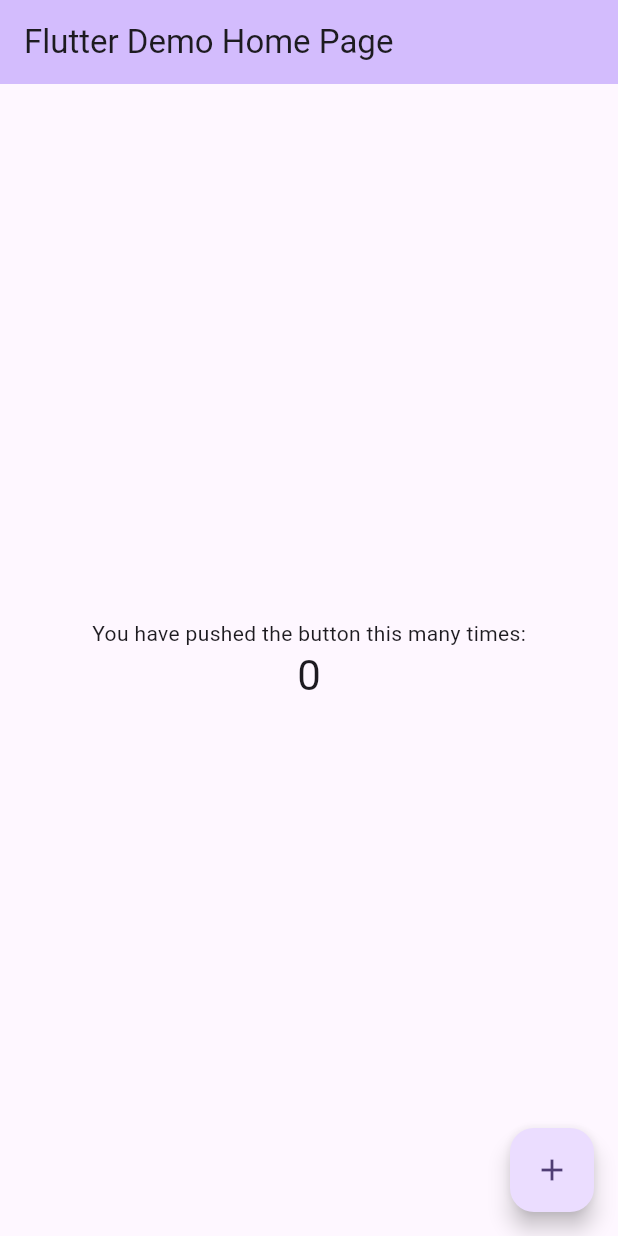
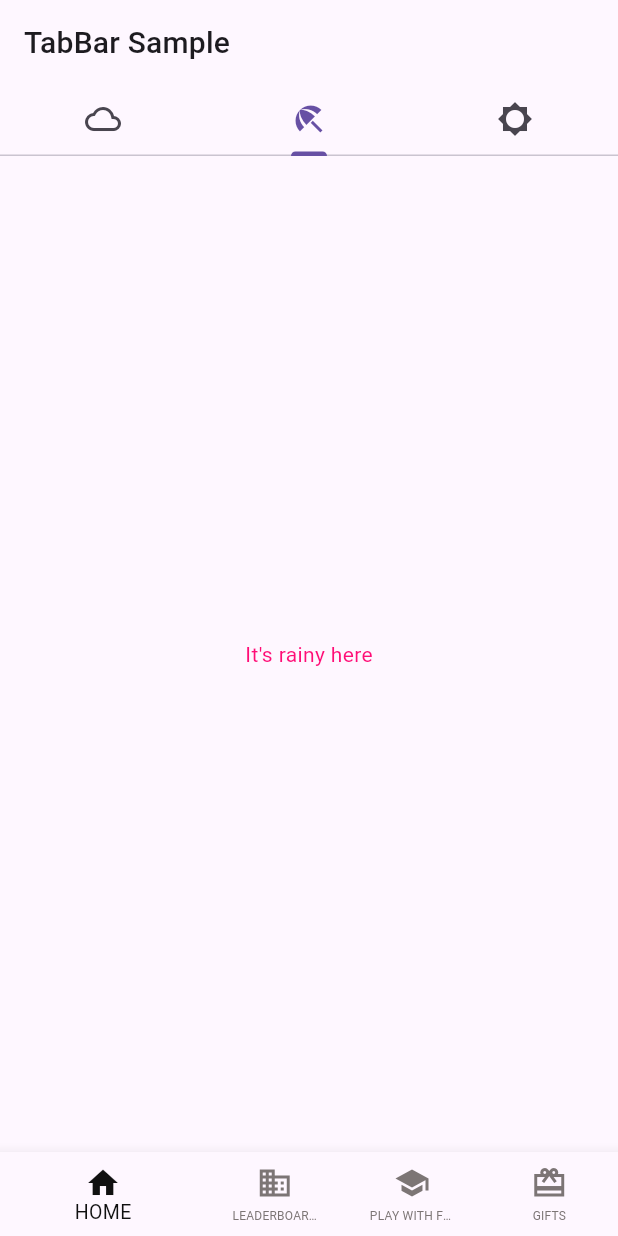
Before and after one commit to Infotech-Innovators/Freelance-UI, a Flutter app: the screen it shows after launch, on a phone screen of 412 x 824 dp. Run offline on Flutter 3.47's test engine with Material 3 defaults, Android fonts, the phone set to English and light mode, and no system bars; our stand-ins replace flutter_screenutil.

Commit message:
Updated Base Code Bottom Navigation and Tab bar

```diff
--- a/lib/main.dart
+++ b/lib/main.dart
@@ -1,4 +1,12 @@
+// ignore_for_file: library_private_types_in_public_api
+
 import 'package:flutter/material.dart';
+import 'package:flutter_screenutil/flutter_screenutil.dart';
+import 'package:freelance_ui/pages/gifts_page.dart';
+import 'package:freelance_ui/pages/home_page.dart';
+import 'package:freelance_ui/pages/leaderboards_page.dart';
+import 'package:freelance_ui/pages/play_with_friends_page.dart';
+import 'package:freelance_ui/utils.dart';
 
 void main() {
   runApp(const MyApp());
@@ -7,119 +15,84 @@
 class MyApp extends StatelessWidget {
   const MyApp({super.key});
 
-  // This widget is the root of your application.
   @override
   Widget build(BuildContext context) {
+    return ScreenUtilInit(
+      designSize: Size(MediaQuery.of(context).size.width,
+          MediaQuery.of(context).size.height),
+      minTextAdapt: true,
+      splitScreenMode: true,
+      builder: (_, child) {
         return MaterialApp(
-      title: 'Flutter Demo',
+          debugShowCheckedModeBanner: false,
           theme: ThemeData(
-        // This is the theme of your application.
-        //
-        // TRY THIS: Try running your application with "flutter run". You'll see
-        // the application has a purple toolbar. Then, without quitting the app,
-        // try changing the seedColor in the colorScheme below to Colors.green
-        // and then invoke "hot reload" (save your changes or press the "hot
-        // reload" button in a Flutter-supported IDE, or press "r" if you used
-        // the command line to start the app).
-        //
-        // Notice that the counter didn't reset back to zero; the application
-        // state is not lost during the reload. To reset the state, use hot
-        // restart instead.
-        //
-        // This works for code too, not just values: Most code changes can be
-        // tested with just a hot reload.
-        colorScheme: ColorScheme.fromSeed(seedColor: Colors.deepPurple),
-        useMaterial3: true,
+            primarySwatch: Colors.blue,
+            textTheme: Typography.englishLike2018.apply(fontSizeFactor: 1.sp),
           ),
-      home: const MyHomePage(title: 'Flutter Demo Home Page'),
+          home: child,
+        );
+      },
+      child: const MainPage(),
     );
   }
 }
 
-class MyHomePage extends StatefulWidget {
-  const MyHomePage({super.key, required this.title});
-
-  // This widget is the home page of your application. It is stateful, meaning
-  // that it has a State object (defined below) that contains fields that affect
-  // how it looks.
-
-  // This class is the configuration for the state. It holds the values (in this
-  // case the title) provided by the parent (in this case the App widget) and
-  // used by the build method of the State. Fields in a Widget subclass are
-  // always marked "final".
-
-  final String title;
+class MainPage extends StatefulWidget {
+  const MainPage({super.key});
 
   @override
-  State<MyHomePage> createState() => _MyHomePageState();
+  _MainPageState createState() => _MainPageState();
 }
 
-class _MyHomePageState extends State<MyHomePage> {
-  int _counter = 0;
+class _MainPageState extends State<MainPage> {
+  int _selectedIndex = 0;
 
-  void _incrementCounter() {
+  final List<Widget> _widgetOptions = <Widget>[
+    const HomePage(),
+    const LeaderBoardsPage(),
+    const PlayWithFriendsPage(),
+    const GiftsPage()
+  ];
+
+  void _onItemTapped(int index) {
     setState(() {
-      // This call to setState tells the Flutter framework that something has
-      // changed in this State, which causes it to rerun the build method below
-      // so that the display can reflect the updated values. If we changed
-      // _counter without calling setState(), then the build method would not be
-      // called again, and so nothing would appear to happen.
-      _counter++;
+      _selectedIndex = index;
     });
   }
 
   @override
   Widget build(BuildContext context) {
-    // This method is rerun every time setState is called, for instance as done
-    // by the _incrementCounter method above.
-    //
-    // The Flutter framework has been optimized to make rerunning build methods
-    // fast, so that you can just rebuild anything that needs updating rather
-    // than having to individually change instances of widgets.
     return Scaffold(
-      appBar: AppBar(
-        // TRY THIS: Try changing the color here to a specific color (to
-        // Colors.amber, perhaps?) and trigger a hot reload to see the AppBar
-        // change color while the other colors stay the same.
-        backgroundColor: Theme.of(context).colorScheme.inversePrimary,
-        // Here we take the value from the MyHomePage object that was created by
-        // the App.build method, and use it to set our appbar title.
-        title: Text(widget.title),
+      body: Center(
+        child: _widgetOptions.elementAt(_selectedIndex),
       ),
-      body: Center(
-        // Center is a layout widget. It takes a single child and positions it
-        // in the middle of the parent.
-        child: Column(
-          // Column is also a layout widget. It takes a list of children and
-          // arranges them vertically. By default, it sizes itself to fit its
-          // children horizontally, and tries to be as tall as its parent.
-          //
-          // Column has various properties to control how it sizes itself and
-          // how it positions its children. Here we use mainAxisAlignment to
-          // center the children vertically; the main axis here is the vertical
-          // axis because Columns are vertical (the cross axis would be
-          // horizontal).
-          //
-          // TRY THIS: Invoke "debug painting" (choose the "Toggle Debug Paint"
-          // action in the IDE, or press "p" in the console), to see the
-          // wireframe for each widget.
-          mainAxisAlignment: MainAxisAlignment.center,
-          children: <Widget>[
-            const Text(
-              'You have pushed the button this many times:',
+      bottomNavigationBar: BottomNavigationBar(
+        items: const <BottomNavigationBarItem>[
+          BottomNavigationBarItem(
+            icon: Icon(Icons.home),
+            label: 'HOME',
           ),
-            Text(
-              '$_counter',
-              style: Theme.of(context).textTheme.headlineMedium,
+          BottomNavigationBarItem(
+            icon: Icon(Icons.business),
+            label: 'LEADERBOARDS',
+          ),
+          BottomNavigationBarItem(
+            icon: Icon(Icons.school),
+            label: 'PLAY WITH FRIENDS',
+          ),
+          BottomNavigationBarItem(
+            icon: Icon(Icons.wallet_giftcard_sharp),
+            label: 'GIFTS',
           ),
         ],
+        currentIndex: _selectedIndex,
+        selectedItemColor: const Color.fromARGB(255, 16, 16, 16),
+        unselectedItemColor: const Color.fromARGB(255, 124, 117, 117),
+        selectedFontSize: 13.sp,
+        unselectedFontSize: 8.sp,
+        showUnselectedLabels: true,
+        onTap: _onItemTapped,
       ),
-      ),
-      floatingActionButton: FloatingActionButton(
-        onPressed: _incrementCounter,
-        tooltip: 'Increment',
-        child: const Icon(Icons.add),
-      ), // This trailing comma makes auto-formatting nicer for build methods.
     );
   }
 }
--- /dev/null
+++ b/lib/main_page.dart
@@ -0,0 +1,10 @@
+import 'package:flutter/material.dart';
+
+class HomePage extends StatelessWidget {
+  const HomePage({super.key});
+
+  @override
+  Widget build(BuildContext context) {
+    return const Placeholder();
+  }
+}
--- /dev/null
+++ b/lib/pages/home_page.dart
@@ -0,0 +1,54 @@
+import 'package:flutter/material.dart';
+import 'package:freelance_ui/utils.dart';
+
+class HomePage extends StatelessWidget {
+  const HomePage({super.key});
+
+  @override
+  Widget build(BuildContext context) {
+    return DefaultTabController(
+      initialIndex: 1,
+      length: 3,
+      child: Scaffold(
+        appBar: AppBar(
+          title: const Text('TabBar Sample'),
+          bottom: const TabBar(
+            tabs: <Widget>[
+              Tab(
+                icon: Icon(Icons.cloud_outlined),
+              ),
+              Tab(
+                icon: Icon(Icons.beach_access_sharp),
+              ),
+              Tab(
+                icon: Icon(Icons.brightness_5_sharp),
+              ),
+            ],
+          ),
+        ),
+        body: const TabBarView(
+          children: <Widget>[
+            Center(
+              child: Text(
+                "It's cloudy here",
+                style: TextStyle(color: AppColor.pinkColor),
+              ),
+            ),
+            Center(
+              child: Text(
+                "It's rainy here",
+                style: TextStyle(color: AppColor.pinkColor),
+              ),
+            ),
+            Center(
+              child: Text(
+                "It's sunny here",
+                style: TextStyle(color: AppColor.pinkColor),
+              ),
+            ),
+          ],
+        ),
+      ),
+    );
+  }
+}
--- /dev/null
+++ b/lib/utils.dart
@@ -0,0 +1,8 @@
+import 'package:flutter/material.dart';
+
+class AppColor {
+  static const Color primaryColor = Color.fromARGB(255, 41, 40, 40);
+  static const Color redColor = Color.fromARGB(255, 255, 42, 42);
+  static const Color greenColor = Color.fromARGB(255, 143, 255, 109);
+  static const Color pinkColor = Color.fromARGB(255, 255, 13, 118);
+}
--- a/pubspec.yaml
+++ b/pubspec.yaml
@@ -35,6 +35,7 @@ dependencies:
   # The following adds the Cupertino Icons font to your application.
   # Use with the CupertinoIcons class for iOS style icons.
   cupertino_icons: ^1.0.6
+  flutter_screenutil: ^5.9.0
 
 dev_dependencies:
   flutter_test:
```
Also changed, not shown: lib/pages/gifts_page.dart (added, +15 -0 lines), lib/pages/leaderboards_page.dart (added, +15 -0 lines), lib/pages/play_with_friends_page.dart (added, +15 -0 lines), lib/widgets/button_container_widget.dart (added, +10 -0 lines), lib/widgets/pool_widget.dart (added, +10 -0 lines), lib/widgets/profile_tile_widget.dart (added, +10 -0 lines), lib/widgets/rank_tile_widget.dart (added, +10 -0 lines), lib/widgets/top_bar_widget.dart (added, +10 -0 lines), lib/widgets/video_widget.dart (added, +10 -0 lines), pubspec.lock. Lines whose indentation alone changed are shown as unchanged.
